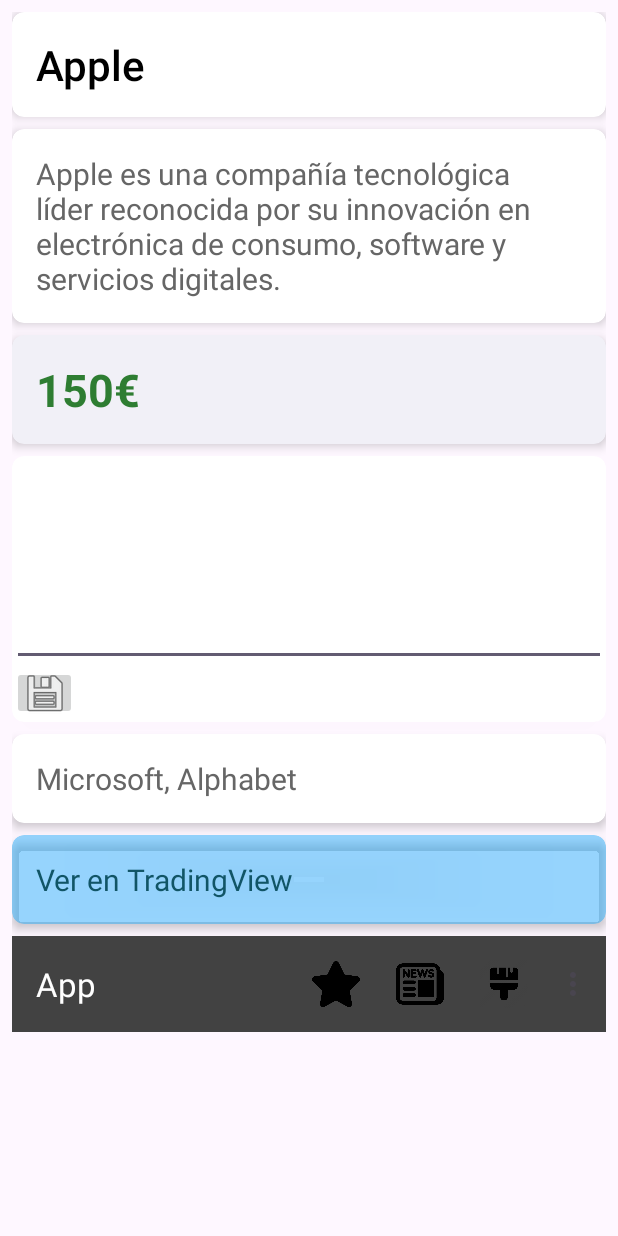
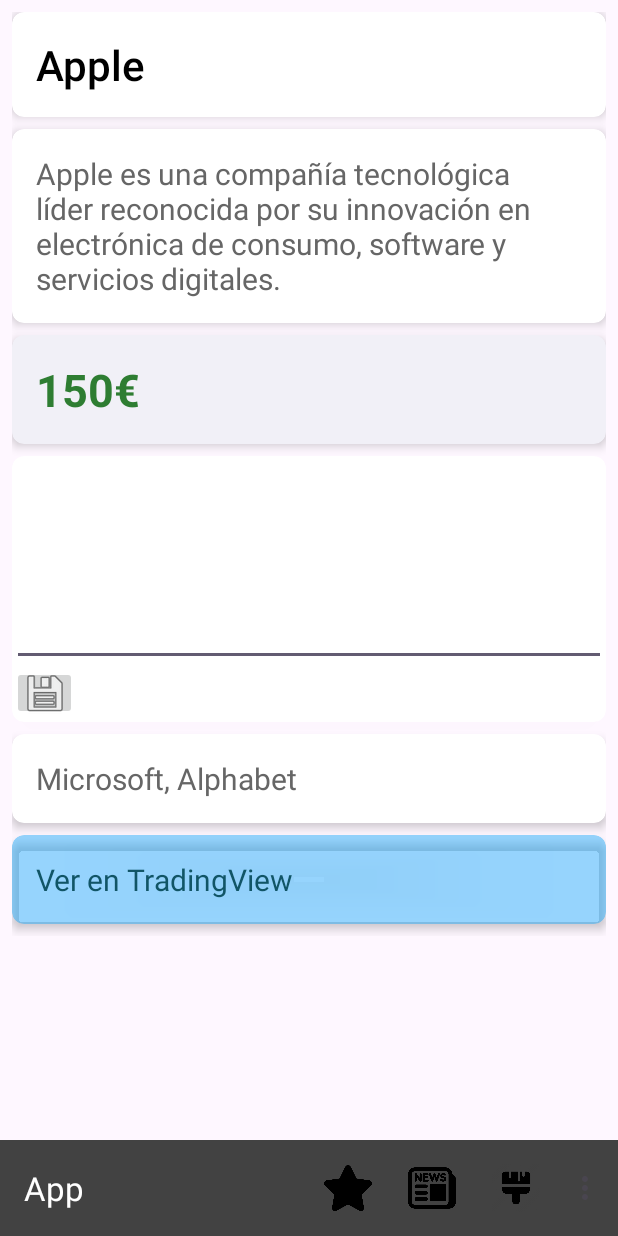
Before and after one commit to IbaiS94/Acciones500, an Android app: the MainActivity screen opened directly, with no data from a screen before it, after a tap on "Apple", on a phone screen of 412 x 824 dp. Run offline under Robolectric (Android 15) with nearby library versions, the phone set to English and light mode, and no system bars.

Commit message:
Retoque menor

```diff
--- a/app/src/main/java/com/example/app/MainActivity.java
+++ b/app/src/main/java/com/example/app/MainActivity.java
@@ -36,6 +36,7 @@ import androidx.core.app.NotificationCompat;
 import androidx.core.content.ContextCompat;
 import androidx.core.graphics.Insets;
 import androidx.core.view.ViewCompat;
+import androidx.core.view.WindowCompat;
 import androidx.core.view.WindowInsetsCompat;
 import androidx.recyclerview.widget.LinearLayoutManager;
 import androidx.recyclerview.widget.RecyclerView;
@@ -92,7 +93,8 @@ public class MainActivity extends AppCompatActivity {
             }}
 
         if(recyclerView != null){
-        com.example.app.AdaptadorRv adapt = new com.example.app.AdaptadorRv(this, listaDatos);
+            Log.d("DEBUG","NO ES NULL EL RECYCLER");
+            com.example.app.AdaptadorRv adapt = new com.example.app.AdaptadorRv(this, listaDatos);
         recyclerView.setLayoutManager(new LinearLayoutManager(this));
         recyclerView.setAdapter(adapt);}
         Toolbar toolbar = findViewById(R.id.bottom_toolbar);
--- a/app/src/main/res/layout/stock.xml
+++ b/app/src/main/res/layout/stock.xml
@@ -1,15 +1,24 @@
 <?xml version="1.0" encoding="utf-8"?>
-<ScrollView xmlns:android="http://schemas.android.com/apk/res/android"
+<androidx.constraintlayout.widget.ConstraintLayout
+    xmlns:android="http://schemas.android.com/apk/res/android"
     xmlns:app="http://schemas.android.com/apk/res-auto"
     android:layout_width="match_parent"
     android:layout_height="match_parent">
 
-<LinearLayout xmlns:android="http://schemas.android.com/apk/res/android"
-    xmlns:app="http://schemas.android.com/apk/res-auto"
+    <ScrollView
+        android:id="@+id/scroll_view"
+        android:layout_width="0dp"
+        android:layout_height="0dp"
+        app:layout_constraintTop_toTopOf="parent"
+        app:layout_constraintBottom_toTopOf="@+id/bottom_toolbar"
+        app:layout_constraintStart_toStartOf="parent"
+        app:layout_constraintEnd_toEndOf="parent">
+
+        <LinearLayout
+            android:id="@+id/cv"
             android:layout_width="match_parent"
-    android:layout_height="match_parent"
+            android:layout_height="wrap_content"
             android:orientation="vertical"
-    android:id="@+id/cv"
             android:padding="8dp">
 
             <androidx.cardview.widget.CardView
@@ -28,7 +37,6 @@
                     android:textColor="#000"
                     android:textSize="28sp"
                     android:fontFamily="sans-serif-medium"/>
-
             </androidx.cardview.widget.CardView>
 
             <androidx.cardview.widget.CardView
@@ -46,7 +54,6 @@
                     android:text=""
                     android:textColor="#666"
                     android:textSize="20sp"/>
-
             </androidx.cardview.widget.CardView>
 
             <androidx.cardview.widget.CardView
@@ -65,9 +72,7 @@
                     android:text=""
                     android:textColor="#2E7D32"
                     android:textSize="30sp"
-            android:textStyle="bold"
-            />
-
+                    android:textStyle="bold" />
             </androidx.cardview.widget.CardView>
 
             <androidx.cardview.widget.CardView
@@ -92,8 +97,8 @@
                     android:layout_height="36dp"
                     android:layout_marginTop="140dp"
                     app:srcCompat="@android:drawable/ic_menu_save" />
+            </androidx.cardview.widget.CardView>
 
-    </androidx.cardview.widget.CardView>
             <androidx.cardview.widget.CardView
                 android:layout_width="match_parent"
                 android:layout_height="wrap_content"
@@ -109,9 +114,8 @@
                     android:text="Relacionado: Intel"
                     android:textColor="#666"
                     android:textSize="20sp" />
+            </androidx.cardview.widget.CardView>
 
-
-    </androidx.cardview.widget.CardView>
             <androidx.cardview.widget.CardView
                 android:layout_width="match_parent"
                 android:layout_height="wrap_content"
@@ -119,6 +123,7 @@
                 app:cardElevation="4dp"
                 app:cardBackgroundColor="#7317A9FA"
                 android:layout_marginBottom="8dp">
+
                 <TextView
                     android:id="@+id/tradingView"
                     android:layout_width="match_parent"
@@ -128,14 +133,15 @@
                     android:textColor="#156"
                     android:textSize="20sp" />
             </androidx.cardview.widget.CardView>
-    <View
-        android:layout_width="match_parent"
-        android:layout_height="0dp"
-        android:layout_weight="1" />
+        </LinearLayout>
+    </ScrollView>
+
     <include
         android:id="@+id/bottom_toolbar"
         layout="@layout/actionbar"
-        android:layout_width="match_parent"
-        android:layout_height="wrap_content" />
-</LinearLayout>
-</ScrollView>
+        android:layout_width="0dp"
+        android:layout_height="wrap_content"
+        app:layout_constraintBottom_toBottomOf="parent"
+        app:layout_constraintStart_toStartOf="parent"
+        app:layout_constraintEnd_toEndOf="parent"/>
+</androidx.constraintlayout.widget.ConstraintLayout>
```
Also changed, not shown: app/src/main/res/layout/activity_main.xml (+10 -9 lines). Lines whose indentation alone changed are shown as unchanged.
